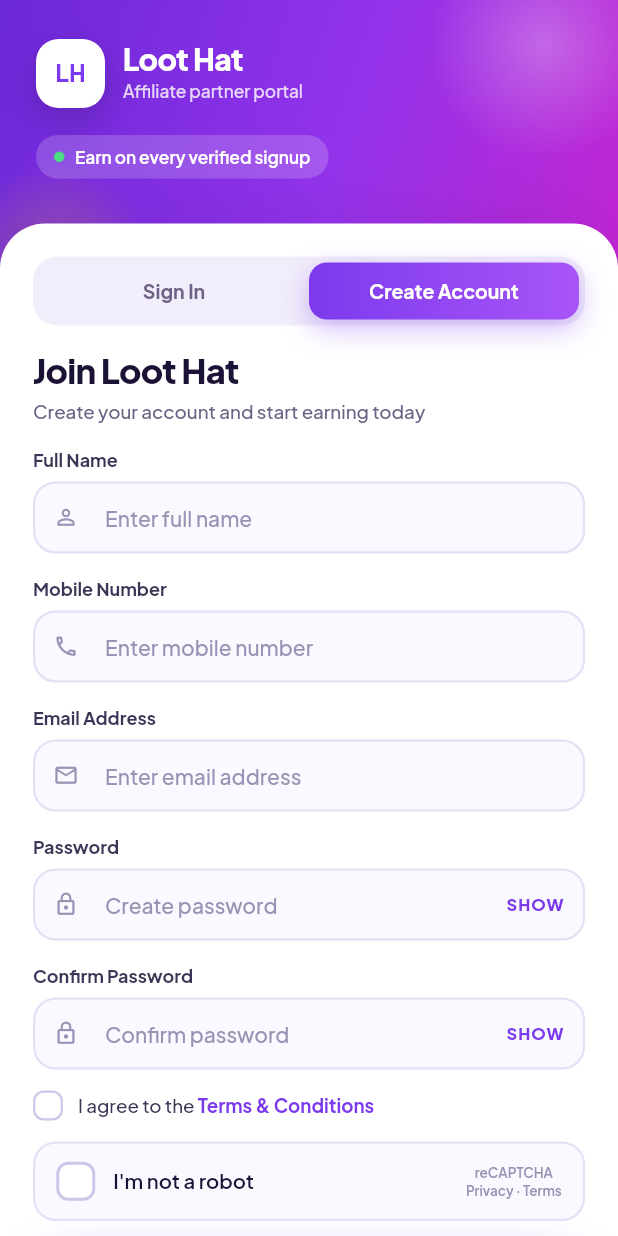
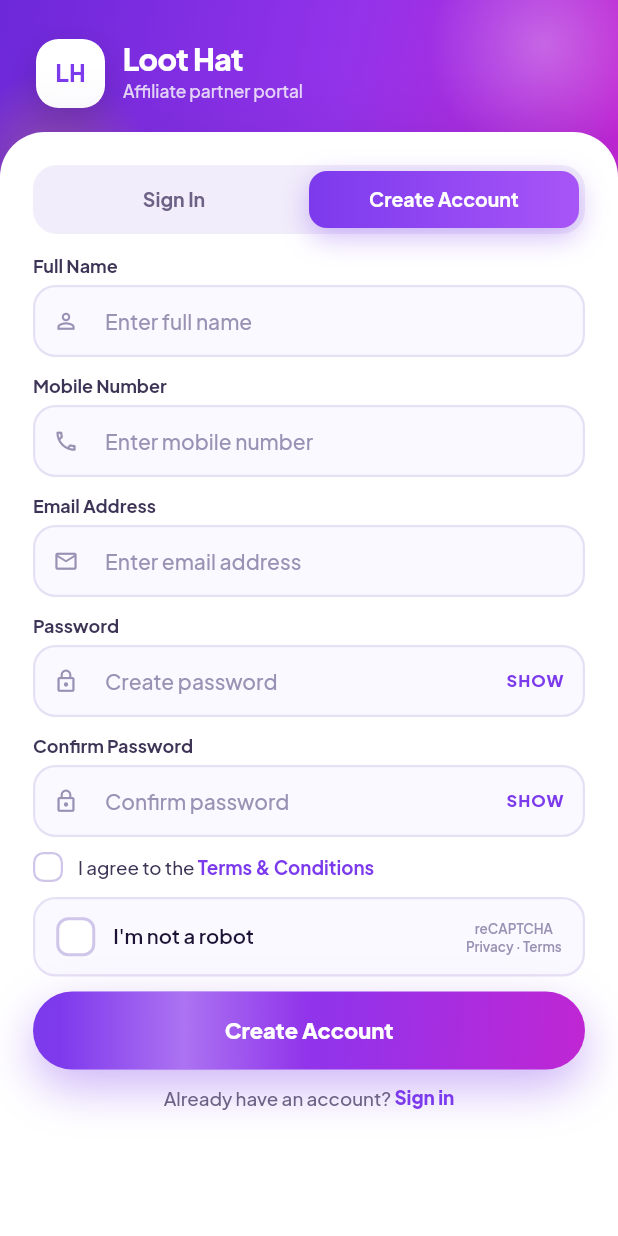
Before and after one commit to PrathapShanmugam3/lootapp-mobile, a Flutter app: the screen it shows after launch, after a tap on "Create Account", on a phone screen of 412 x 824 dp. Run offline on Flutter 3.47's test engine with Material 3 defaults, Android fonts, the phone set to English and light mode, and no system bars; our stand-ins replace cookie_jar, dio, dio_cookie_manager, fl_chart, flutter_riverpod, go_router and 5 more; missing offline and left inert: dart:js_interop, dart:ui_web, onesignal_flutter; network calls fail.

Commit message:
ui changes

```diff
--- a/lib/features/affiliate/dashboard/presentation/dashboard_screen.dart
+++ b/lib/features/affiliate/dashboard/presentation/dashboard_screen.dart
@@ -47,7 +47,7 @@ class _DashboardScreenState extends ConsumerState<DashboardScreen> {
         AnnouncementSlide(
           icon: Icons.celebration_rounded,
           title: 'Welcome to the new LootHat app',
-          message: 'Track clicks, conversions, and earnings — now native on your phone, built for speed.',
+          message: 'Track clicks, conversions, and earnings — all in one app, built for speed.',
           accent: AppColors.primary,
         ),
         AnnouncementSlide(
--- a/lib/features/auth/presentation/login_screen.dart
+++ b/lib/features/auth/presentation/login_screen.dart
@@ -25,10 +25,15 @@ class _LoginScreenState extends ConsumerState<LoginScreen> {
 
   void _setTab(bool signIn) => setState(() => _signInTab = signIn);
 
+  static const _headerAnim = Duration(milliseconds: 300);
+
   @override
   Widget build(BuildContext context) {
     final top = MediaQuery.of(context).padding.top;
-    final headerH = top + 26 + 46 + 18 + 31 + 64.0; // design: 26/24/64 padding
+    // Create Account has 5 fields, so its header drops the tagline pill and
+    // tightens up — that's what lets the whole form fit without scrolling.
+    final compact = !_signInTab;
+    final headerH = compact ? top + 26 + 46 + 52.0 : top + 26 + 46 + 18 + 31 + 64.0; // design: 26/24/64 padding
     return Scaffold(
       backgroundColor: AffColors.pageBg,
       body: Center(
@@ -36,8 +41,18 @@ class _LoginScreenState extends ConsumerState<LoginScreen> {
           constraints: const BoxConstraints(maxWidth: 480),
           child: Stack(
             children: [
-              Positioned(top: 0, left: 0, right: 0, height: headerH, child: _Header(topInset: top)),
-              Positioned(
+              AnimatedPositioned(
+                duration: _headerAnim,
+                curve: Curves.easeOutCubic,
+                top: 0,
+                left: 0,
+                right: 0,
+                height: headerH,
+                child: _Header(topInset: top, compact: compact),
+              ),
+              AnimatedPositioned(
+                duration: _headerAnim,
+                curve: Curves.easeOutCubic,
                 top: headerH - 36,
                 left: 0,
                 right: 0,
@@ -57,7 +72,7 @@ class _LoginScreenState extends ConsumerState<LoginScreen> {
                         crossAxisAlignment: CrossAxisAlignment.stretch,
                         children: [
                           _TabSwitcher(signInSelected: _signInTab, onChanged: _setTab),
-                          const SizedBox(height: 16),
+                          SizedBox(height: compact ? 12 : 16),
                           AnimatedSize(
                             duration: const Duration(milliseconds: 280),
                             curve: Curves.easeOutCubic,
@@ -67,7 +82,10 @@ class _LoginScreenState extends ConsumerState<LoginScreen> {
                               switchInCurve: Curves.easeOut,
                               transitionBuilder: (child, anim) => FadeTransition(
                                 opacity: anim,
-                                child: SlideTransition(position: Tween(begin: const Offset(0, 0.03), end: Offset.zero).animate(anim), child: child),
+                                child: SlideTransition(
+                                  position: Tween(begin: const Offset(0, 0.03), end: Offset.zero).animate(anim),
+                                  child: child,
+                                ),
                               ),
                               child: KeyedSubtree(
                                 key: ValueKey(_signInTab),
@@ -90,20 +108,18 @@ class _LoginScreenState extends ConsumerState<LoginScreen> {
 }
 
 class _Header extends StatelessWidget {
-  const _Header({required this.topInset});
+  const _Header({required this.topInset, this.compact = false});
 
   final double topInset;
+
+  /// Hides the "Earn on every verified signup" pill (Create Account tab).
+  final bool compact;
 
   @override
   Widget build(BuildContext context) {
     return Container(
       decoration: const BoxDecoration(
-        gradient: LinearGradient(
-          begin: Alignment(-1, -0.7),
-          end: Alignment(1, 0.7),
-          colors: [AffColors.violetDeep, AffColors.purple, AffColors.magenta],
-          stops: [0, 0.55, 1],
-        ),
+        gradient: LinearGradient(begin: Alignment(-1, -0.7), end: Alignment(1, 0.7), colors: [AffColors.violetDeep, AffColors.purple, AffColors.magenta], stops: [0, 0.55, 1]),
       ),
       child: Stack(
         children: [
@@ -140,8 +156,15 @@ class _Header extends StatelessWidget {
                     ],
                   ),
                 ),
-                const SizedBox(height: 18),
-                FadeSlideIn(
+                AnimatedSize(
+                  duration: const Duration(milliseconds: 300),
+                  curve: Curves.easeOutCubic,
+                  alignment: Alignment.topLeft,
+                  child: compact
+                      ? const SizedBox(width: double.infinity)
+                      : Padding(
+                          padding: const EdgeInsets.only(top: 18),
+                          child: FadeSlideIn(
                             index: 2,
                             child: Container(
                               padding: const EdgeInsets.symmetric(horizontal: 12, vertical: 6),
@@ -153,6 +176,8 @@ class _Header extends StatelessWidget {
                                   const SizedBox(width: 7),
                                   Text('Earn on every verified signup', style: AffText.jakarta(11.5, FontWeight.w600, color: Colors.white)),
                                 ],
+                              ),
+                            ),
                           ),
                         ),
                 ),
@@ -200,8 +225,12 @@ class _TabSwitcher extends StatelessWidget {
           ),
           Row(
             children: [
-              Expanded(child: _TabLabel(label: 'Sign In', selected: signInSelected, onTap: () => onChanged(true))),
-              Expanded(child: _TabLabel(label: 'Create Account', selected: !signInSelected, onTap: () => onChanged(false))),
+              Expanded(
+                child: _TabLabel(label: 'Sign In', selected: signInSelected, onTap: () => onChanged(true)),
+              ),
+              Expanded(
+                child: _TabLabel(label: 'Create Account', selected: !signInSelected, onTap: () => onChanged(false)),
+              ),
             ],
           ),
         ],
@@ -274,6 +303,7 @@ class _AuthField extends StatefulWidget {
     this.onSubmitted,
     this.trailingLabel,
     this.index = 0,
+    this.dense = false,
   });
 
   final String label;
@@ -288,6 +318,9 @@ class _AuthField extends StatefulWidget {
   final ValueChanged<String>? onSubmitted;
   final Widget? trailingLabel;
   final int index;
+
+  /// Slightly shorter field + label gap, for the longer Create Account form.
+  final bool dense;
 
   @override
   State<_AuthField> createState() => _AuthFieldState();
@@ -311,7 +344,10 @@ class _AuthFieldState extends State<_AuthField> {
 
   @override
   Widget build(BuildContext context) {
-    OutlineInputBorder border(Color c) => OutlineInputBorder(borderRadius: BorderRadius.circular(15), borderSide: BorderSide(color: c, width: 1.5));
+    OutlineInputBorder border(Color c) => OutlineInputBorder(
+      borderRadius: BorderRadius.circular(15),
+      borderSide: BorderSide(color: c, width: 1.5),
+    );
     return FadeSlideIn(
       index: widget.index,
       child: Column(
@@ -326,7 +362,7 @@ class _AuthFieldState extends State<_AuthField> {
               if (widget.trailingLabel != null) widget.trailingLabel!,
             ],
           ),
-          const SizedBox(height: 7),
+          SizedBox(height: widget.dense ? 5 : 7),
           AnimatedContainer(
             duration: const Duration(milliseconds: 200),
             decoration: BoxDecoration(
@@ -351,7 +387,7 @@ class _AuthFieldState extends State<_AuthField> {
                 prefixIconConstraints: const BoxConstraints(minWidth: 44),
                 suffixIcon: widget.suffix,
                 counterText: '',
-                contentPadding: const EdgeInsets.symmetric(horizontal: 14, vertical: 14),
+                contentPadding: EdgeInsets.symmetric(horizontal: 14, vertical: widget.dense ? 11 : 14),
                 border: border(AffColors.fieldBorder),
                 enabledBorder: border(AffColors.fieldBorder),
                 focusedBorder: border(AffColors.purpleEnd),
@@ -403,8 +439,10 @@ class _ErrorText extends StatelessWidget {
   final String message;
 
   @override
-  Widget build(BuildContext context) =>
-      Padding(padding: const EdgeInsets.only(top: 2), child: Text(message, style: AffText.jakarta(12, FontWeight.w600, color: AffColors.danger)));
+  Widget build(BuildContext context) => Padding(
+    padding: const EdgeInsets.only(top: 2),
+    child: Text(message, style: AffText.jakarta(12, FontWeight.w600, color: AffColors.danger)),
+  );
 }
 
 class _FootLink extends StatelessWidget {
@@ -427,7 +465,10 @@ class _FootLink extends StatelessWidget {
               WidgetSpan(
                 alignment: PlaceholderAlignment.baseline,
                 baseline: TextBaseline.alphabetic,
-                child: GestureDetector(onTap: onTap, child: Text(action, style: AffText.jakarta(12.5, FontWeight.w800, color: AffColors.purpleEnd))),
+                child: GestureDetector(
+                  onTap: onTap,
+                  child: Text(action, style: AffText.jakarta(12.5, FontWeight.w800, color: AffColors.purpleEnd)),
+                ),
               ),
             ],
           ),
@@ -477,13 +518,7 @@ class _SignInFormState extends ConsumerState<_SignInForm> {
       _error = null;
     });
     try {
-      await ref
-          .read(authControllerProvider.notifier)
-          .login(
-            mobile: _mobileCtrl.text.trim(),
-            password: _passwordCtrl.text,
-            recaptchaToken: recaptchaToken,
-          );
+      await ref.read(authControllerProvider.notifier).login(mobile: _mobileCtrl.text.trim(), password: _passwordCtrl.text, recaptchaToken: recaptchaToken);
     } on ApiException catch (e) {
       // reCAPTCHA tokens are single-use and expire quickly — a failed login
       // (wrong password, etc.) still consumes it server-side, so force a
@@ -547,7 +582,10 @@ class _SignInFormState extends ConsumerState<_SignInForm> {
           ),
           if (_error != null) _ErrorText(_error!),
           const SizedBox(height: 16),
-          FadeSlideIn(index: 4, child: GradientButton(loading: _loading, onPressed: _submit, label: 'Sign In to Dashboard')),
+          FadeSlideIn(
+            index: 4,
+            child: GradientButton(loading: _loading, onPressed: _submit, label: 'Sign In to Dashboard'),
+          ),
           const SizedBox(height: 16),
           _FootLink(question: 'New to Loot Hat?', action: 'Create account', onTap: widget.onSwitch),
         ],
@@ -609,16 +647,8 @@ class _CreateAccountFormState extends ConsumerState<_CreateAccountForm> {
     });
     try {
       final repo = ref.read(authRepositoryProvider);
-      await repo.signup(
-        name: _nameCtrl.text.trim(),
-        mobile: _mobileCtrl.text.trim(),
-        email: _emailCtrl.text.trim(),
-        password: _passwordCtrl.text,
-        recaptchaToken: recaptchaToken,
-      );
-      await ref
-          .read(authControllerProvider.notifier)
-          .login(mobile: _mobileCtrl.text.trim(), password: _passwordCtrl.text);
+      await repo.signup(name: _nameCtrl.text.trim(), mobile: _mobileCtrl.text.trim(), email: _emailCtrl.text.trim(), password: _passwordCtrl.text, recaptchaToken: recaptchaToken);
+      await ref.read(authControllerProvider.notifier).login(mobile: _mobileCtrl.text.trim(), password: _passwordCtrl.text);
     } on ApiException catch (e) {
       setState(() {
         _error = e.message;
@@ -643,9 +673,8 @@ class _CreateAccountFormState extends ConsumerState<_CreateAccountForm> {
       child: Column(
         crossAxisAlignment: CrossAxisAlignment.stretch,
         children: [
-          const _FormHeading('Join Loot Hat', 'Create your account and start earning today'),
-          const SizedBox(height: 14),
           _AuthField(
+            dense: true,
             index: 1,
             label: 'Full Name',
             hint: 'Enter full name',
@@ -653,8 +682,9 @@ class _CreateAccountFormState extends ConsumerState<_CreateAccountForm> {
             controller: _nameCtrl,
             validator: (v) => (v == null || v.trim().isEmpty) ? 'Full name is required' : null,
           ),
-          const SizedBox(height: 14),
+          const SizedBox(height: 10),
           _AuthField(
+            dense: true,
             index: 2,
             label: 'Mobile Number',
             hint: 'Enter mobile number',
@@ -664,8 +694,9 @@ class _CreateAccountFormState extends ConsumerState<_CreateAccountForm> {
             inputFormatters: _mobileFormatters,
             validator: _mobileValidator,
           ),
-          const SizedBox(height: 14),
+          const SizedBox(height: 10),
           _AuthField(
+            dense: true,
             index: 3,
             label: 'Email Address',
             hint: 'Enter email address',
@@ -679,8 +710,9 @@ class _CreateAccountFormState extends ConsumerState<_CreateAccountForm> {
               return null;
             },
           ),
-          const SizedBox(height: 14),
+          const SizedBox(height: 10),
           _AuthField(
+            dense: true,
             index: 4,
             label: 'Password',
             hint: 'Create password',
@@ -694,8 +726,9 @@ class _CreateAccountFormState extends ConsumerState<_CreateAccountForm> {
               return null;
             },
           ),
-          const SizedBox(height: 14),
+          const SizedBox(height: 10),
           _AuthField(
+            dense: true,
             index: 5,
             label: 'Confirm Password',
             hint: 'Confirm password',
@@ -710,7 +743,7 @@ class _CreateAccountFormState extends ConsumerState<_CreateAccountForm> {
             },
             onSubmitted: (_) => _submit(),
           ),
-          const SizedBox(height: 14),
+          const SizedBox(height: 10),
           FadeSlideIn(
             index: 6,
             child: GestureDetector(
@@ -737,7 +770,10 @@ class _CreateAccountFormState extends ConsumerState<_CreateAccountForm> {
                         style: AffText.jakarta(12.5, FontWeight.w500, color: AffColors.inkLabel),
                         children: [
                           const TextSpan(text: 'I agree to the '),
-                          TextSpan(text: 'Terms & Conditions', style: AffText.jakarta(12.5, FontWeight.w700, color: AffColors.purpleEnd)),
+                          TextSpan(
+                            text: 'Terms & Conditions',
+                            style: AffText.jakarta(12.5, FontWeight.w700, color: AffColors.purpleEnd),
+                          ),
                         ],
                       ),
                     ),
@@ -746,15 +782,18 @@ class _CreateAccountFormState extends ConsumerState<_CreateAccountForm> {
               ),
             ),
           ),
-          const SizedBox(height: 14),
+          const SizedBox(height: 10),
           FadeSlideIn(
             index: 7,
             child: _RecaptchaCheckbox(key: ValueKey(_recaptchaAttempt), onVerified: (token) => setState(() => _recaptchaToken = token)),
           ),
           if (_error != null) _ErrorText(_error!),
-          const SizedBox(height: 14),
-          FadeSlideIn(index: 8, child: GradientButton(loading: _loading, onPressed: _submit, label: 'Create Account')),
-          const SizedBox(height: 14),
+          const SizedBox(height: 10),
+          FadeSlideIn(
+            index: 8,
+            child: GradientButton(loading: _loading, onPressed: _submit, label: 'Create Account'),
+          ),
+          const SizedBox(height: 10),
           _FootLink(question: 'Already have an account?', action: 'Sign in', onTap: widget.onSwitch),
         ],
       ),
@@ -836,7 +875,9 @@ class _RecaptchaCheckboxState extends State<_RecaptchaCheckbox> {
                   : (_verified ? const Icon(Icons.check_rounded, size: 16, color: Colors.white) : null),
             ),
             const SizedBox(width: 12),
-            Expanded(child: Text("I'm not a robot", style: AffText.jakarta(13.5, FontWeight.w600), overflow: TextOverflow.ellipsis)),
+            Expanded(
+              child: Text("I'm not a robot", style: AffText.jakarta(13.5, FontWeight.w600), overflow: TextOverflow.ellipsis),
+            ),
             const SizedBox(width: 8),
             Column(
               crossAxisAlignment: CrossAxisAlignment.center,
```
Also changed, not shown: lib/core/widgets/recaptcha_dialog_io.dart (+114 -39 lines). Lines whose indentation alone changed are shown as unchanged.
